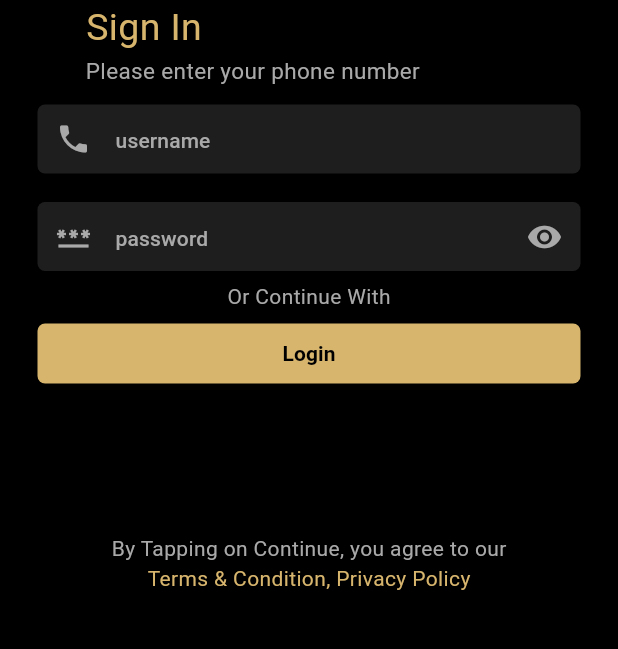
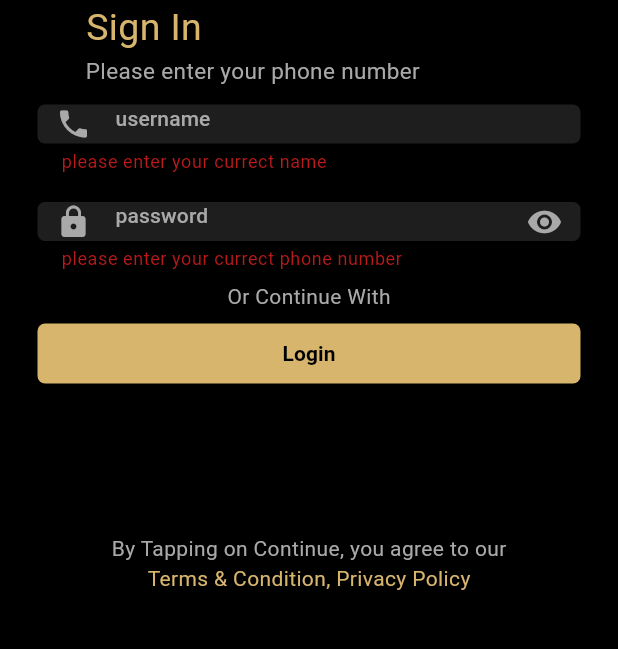
Before and after one commit to rishiakbari/Tap-Trend, a Flutter app: the screen it shows after launch, after a tap on "Login", on a phone screen of 412 x 824 dp, the part 377-1026 px from its top. Run offline on Flutter 3.47's test engine with Material 3 defaults, Android fonts, the light colour scheme and no system bars; our stand-ins replace firebase_core, get, shared_preferences; accounts and stored records are empty; network calls fail.

Commit message:
username and password validation

```diff
--- a/lib/login_page.dart
+++ b/lib/login_page.dart
@@ -1,11 +1,15 @@
 
 import 'package:flutter/material.dart';
+import 'package:taptrend/service/api_service.dart';
+import 'package:taptrend/utils/api.dart';
 // import 'package:taptrend/models/login_model.dart';
 // import 'package:taptrend/service/api_service.dart';
 
 import 'package:taptrend/utils/colorz.dart';
 import 'package:taptrend/widget/custom_textbutton.dart';
 import 'package:taptrend/widget/textformfield.dart';
+
+import 'models/login_model.dart';
 
 class LoginScreen extends StatefulWidget {
   const LoginScreen({super.key});
@@ -15,21 +19,24 @@ class LoginScreen extends StatefulWidget {
 }
 
 class _LoginScreenState extends State<LoginScreen> {
+
+final _formkey= GlobalKey<FormState>();
 bool obscureText = true;
 TextEditingController passwordController = TextEditingController();
+TextEditingController userNameController= TextEditingController();
 
-// _login()async{
-//   LoginModel login = await ApiService.login(
-
-//       );
-// }
+_login()async{
+  LoginModel login = await ApiService.login(username: userNameController.text, password: passwordController.text);
+}
 
   @override
   Widget build(BuildContext context) {
     return Scaffold(
       resizeToAvoidBottomInset: false,
       backgroundColor: Colors.black,
-      body:Padding(
+      body:Form(
+        key: _formkey,
+        child: Padding(
           padding: const EdgeInsets.symmetric(horizontal: 25,),
           child: Column(
             children: [
@@ -64,11 +71,22 @@ TextEditingController passwordController = TextEditingController();
               ),
                Container(
                   height: 60,
-                    child: const CustomTextFormField(
+                      child:  CustomTextFormField(
+                        // validator: (val) => val!=null && val.isNotEmpty
+                        // ? null
+                        // : 'please enter your currect name',
+                        controller: userNameController,
+                        validator: (p0) {
+                          if(p0!.isEmpty || RegExp(r'^[a-z A-Z]+$').hasMatch(p0!)){
+                            return "please enter your currect name";
+                          }else{
+                            return null;
+                          }
+                        },
                         fillColor: Colorz.insightBoxGradient1,
                         keyboardType: TextInputType.name,
                         hintText: "username",
-                      prefixIcon: Icon(Icons.phone,color: Colorz.textSecondary,),
+                        prefixIcon: const Icon(Icons.phone,color: Colorz.textSecondary,),
                       ),
                 ),
                 const SizedBox(height: 5,),
@@ -76,17 +94,24 @@ TextEditingController passwordController = TextEditingController();
                 Container(
                   height: 60,
                       child:  CustomTextFormField(
+                        validator: (val) {
+                          if(val!.isEmpty || RegExp(r'^[+]*[()]{0,1}[0-9]{1,4}[)]{0,1}[-\s\./0-9]+$').hasMatch(val!)){
+                            return "please enter your currect phone number";
+                          }else{
+                            return null;
+                          }
+                        },
                         controller: passwordController,
                         fillColor: Colorz.insightBoxGradient1,
                         obscureText: obscureText,
                         hintText: "password",
                         prefixIcon: const Icon(
-                        Icons.password,
+                          Icons.lock,
                           color: Colorz.textSecondary,
                           ),
                         suffixIcon: IconButton(
                           color: Colorz.textSecondary,
-                        icon: obscureText ? const Icon(Icons.remove_red_eye) : const Icon(Icons.visibility_off),
+                          icon: obscureText ? const Icon(Icons.visibility) : const Icon(Icons.visibility_off),
                         onPressed: () {
                           setState(() {
                             obscureText = !obscureText;
@@ -108,10 +133,18 @@ TextEditingController passwordController = TextEditingController();
                   child: CustomTextButton(
                     text: "Login",
                     onPressed: () {
+                      if(_formkey.currentState!.validate()){
+                        // check if data are valid
+                        _formkey.currentState?.save;
+                        // Api.
+                        print('Login Successfully!');
+                      }
+                      _login();
 
                     },
                     textColor: Colorz.textBlack,
                     ),
+
                 ),
                 const SizedBox(height: 100,),
 
@@ -131,6 +164,7 @@ TextEditingController passwordController = TextEditingController();
             ],
           ),
         ),
+      ),
     );
   }
 }
```
Lines whose indentation alone changed are shown as unchanged.
